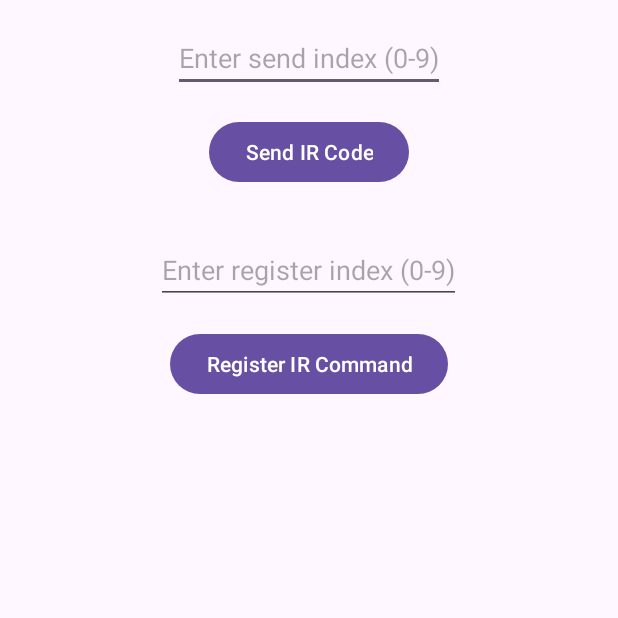
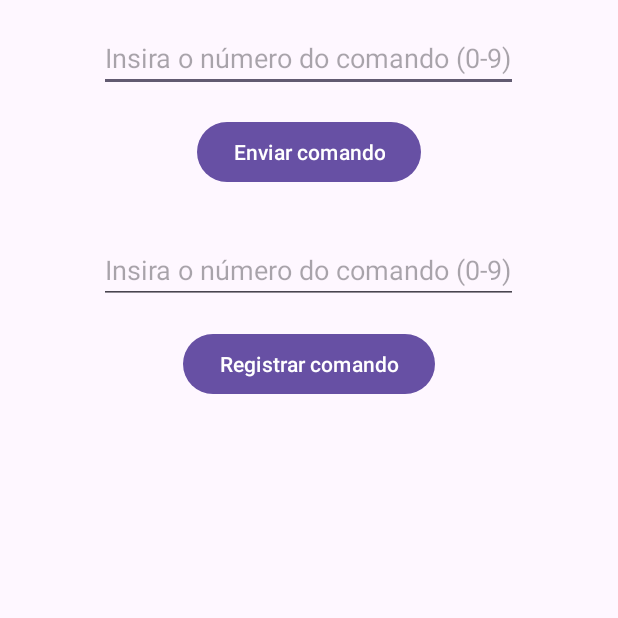
Before and after one commit to edufelip/receive-and-send, an Android app: the screen it shows after launch (MainActivity), on a phone screen of 412 x 824 dp, the top half of it. Run offline under Robolectric (Android 15) with nearby library versions, the phone set to English and light mode, and no system bars.

Commit message:
project final commits, wrapping up both firmware and android

```diff
--- a/ReceiveAndSendAndroid/app/src/main/AndroidManifest.xml
+++ b/ReceiveAndSendAndroid/app/src/main/AndroidManifest.xml
@@ -1,7 +1,7 @@
 <?xml version="1.0" encoding="utf-8"?>
 <manifest xmlns:android="http://schemas.android.com/apk/res/android"
     xmlns:tools="http://schemas.android.com/tools">
-
+    <uses-permission android:name="android.permission.INTERNET" />
     <application
         android:allowBackup="true"
         android:dataExtractionRules="@xml/data_extraction_rules"
@@ -10,6 +10,7 @@
         android:label="@string/app_name"
         android:roundIcon="@mipmap/ic_launcher_round"
         android:supportsRtl="true"
+        android:networkSecurityConfig="@xml/network_security_config"
         android:theme="@style/Theme.ReceiveAndSend"
         tools:targetApi="31">
         <activity
--- a/ReceiveAndSendAndroid/app/src/main/java/com/example/receiveandsend/MainActivity.kt
+++ b/ReceiveAndSendAndroid/app/src/main/java/com/example/receiveandsend/MainActivity.kt
@@ -11,7 +11,7 @@ import java.io.IOException
 class MainActivity : AppCompatActivity() {
 
     private val client = OkHttpClient()
-    private val esp32BaseUrl = "http://192.168.1.50"
+    private val esp32BaseUrl = "http://192.168.15.52"
 
     override fun onCreate(savedInstanceState: Bundle?) {
         super.onCreate(savedInstanceState)
@@ -50,14 +50,14 @@ class MainActivity : AppCompatActivity() {
         client.newCall(request).enqueue(object: Callback {
             override fun onFailure(call: Call, e: IOException) {
                 runOnUiThread {
-                    Toast.makeText(this@MainActivity, "Request Failed: ${e.message}", Toast.LENGTH_SHORT).show()
+                    Toast.makeText(this@MainActivity, "Falha na requisição: ${e.message}", Toast.LENGTH_SHORT).show()
                 }
             }
 
             override fun onResponse(call: Call, response: Response) {
                 runOnUiThread {
                     if (response.isSuccessful) {
-                        Toast.makeText(this@MainActivity, "IR Code enviado com sucesso!", Toast.LENGTH_SHORT).show()
+                        Toast.makeText(this@MainActivity, "Comando enviado com sucesso!", Toast.LENGTH_SHORT).show()
                     } else {
                         Toast.makeText(this@MainActivity, "Erro: ${response.code}", Toast.LENGTH_SHORT).show()
                     }
@@ -82,7 +82,7 @@ class MainActivity : AppCompatActivity() {
             override fun onResponse(call: Call, response: Response) {
                 runOnUiThread {
                     if (response.isSuccessful) {
-                        Toast.makeText(this@MainActivity, "Comando registrado com sucesso", Toast.LENGTH_LONG).show()
+                        Toast.makeText(this@MainActivity, "Pressione o botão do controle para registar", Toast.LENGTH_LONG).show()
                     } else {
                         Toast.makeText(this@MainActivity, "Erro: ${response.code}", Toast.LENGTH_SHORT).show()
                     }
--- a/ReceiveAndSendAndroid/app/src/main/res/layout/activity_main.xml
+++ b/ReceiveAndSendAndroid/app/src/main/res/layout/activity_main.xml
@@ -11,18 +11,17 @@
         android:orientation="vertical"
         android:padding="16dp">
 
-        <!-- Section for Sending a Command -->
         <EditText
             android:id="@+id/etSendIndex"
             android:layout_width="wrap_content"
             android:layout_height="wrap_content"
-            android:hint="Enter send index (0-9)"
+            android:hint="Insira o número do comando (0-9)"
             android:inputType="number" />
         <Button
             android:id="@+id/btnSendCode"
             android:layout_width="wrap_content"
             android:layout_height="wrap_content"
-            android:text="Send IR Code"
+            android:text="Enviar comando"
             android:layout_marginTop="16dp"/>
 
         <!-- Section for Registering a Command -->
@@ -30,14 +29,14 @@
             android:id="@+id/etRegisterIndex"
             android:layout_width="wrap_content"
             android:layout_height="wrap_content"
-            android:hint="Enter register index (0-9)"
+            android:hint="Insira o número do comando (0-9)"
             android:inputType="number"
             android:layout_marginTop="32dp"/>
         <Button
             android:id="@+id/btnRegisterCode"
             android:layout_width="wrap_content"
             android:layout_height="wrap_content"
-            android:text="Register IR Command"
+            android:text="Registrar comando"
             android:layout_marginTop="16dp"/>
     </LinearLayout>
 </ScrollView>
--- /dev/null
+++ b/ReceiveAndSendAndroid/app/src/main/res/xml/network_security_config.xml
@@ -0,0 +1,6 @@
+<?xml version="1.0" encoding="utf-8"?>
+<network-security-config>
+    <domain-config cleartextTrafficPermitted="true">
+        <domain includeSubdomains="true">192.168.15.52</domain>
+    </domain-config>
+</network-security-config>
```
Also changed, not shown: 4 other files.
